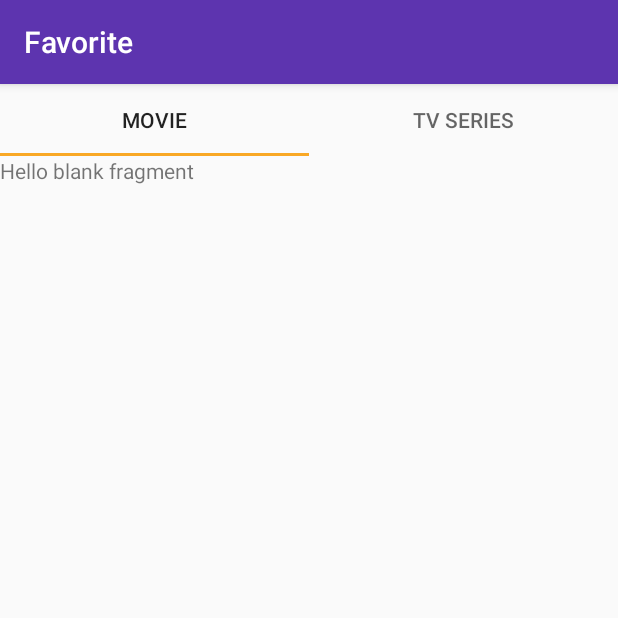
After one commit to roningrum/WeSeeMovie, an Android app: the fragment FavoriteFragment shown on its own in the app's theme, on a phone screen of 412 x 824 dp, the top half of it. The commit adds this screen. Run offline under Robolectric (Android 15) with nearby library versions, the phone set to English and light mode, and no system bars; our stand-ins replace ButterKnife; Roboto replaces fonts that are not available here.

Commit message:
Update UI for Favorite

```diff
--- /dev/null
+++ b/app/src/main/java/com/roningrum/weseemovie/ui/favorit/FavoriteFragment.java
@@ -0,0 +1,63 @@
+package com.roningrum.weseemovie.ui.favorit;
+
+
+import android.os.Bundle;
+import android.view.LayoutInflater;
+import android.view.View;
+import android.view.ViewGroup;
+
+import androidx.annotation.NonNull;
+import androidx.annotation.Nullable;
+import androidx.appcompat.widget.Toolbar;
+import androidx.fragment.app.Fragment;
+import androidx.viewpager.widget.ViewPager;
+
+import com.google.android.material.tabs.TabLayout;
+import com.roningrum.weseemovie.R;
+import com.roningrum.weseemovie.ui.favorit.tab.ViewPagerAdapter;
+
+import butterknife.BindView;
+import butterknife.ButterKnife;
+
+/**
+ * A simple {@link Fragment} subclass.
+ */
+public class FavoriteFragment extends Fragment {
+    @BindView(R.id.tab_layout)
+    TabLayout tabLayout;
+    @BindView(R.id.view_pager)
+    ViewPager viewPager;
+    @BindView(R.id.toolbar)
+    Toolbar favToolbar;
+
+    public FavoriteFragment() {
+        // Required empty public constructor
+    }
+
+    public static Fragment newInstance() {
+        return new FavoriteFragment();
+    }
+
+
+    @Override
+    public View onCreateView(LayoutInflater inflater, ViewGroup container,
+                             Bundle savedInstanceState) {
+        // Inflate the layout for this fragment
+        setHasOptionsMenu(true);
+        return inflater.inflate(R.layout.fragment_favorite, container, false);
+    }
+
+    @Override
+    public void onViewCreated(@NonNull View view, @Nullable Bundle savedInstanceState) {
+        super.onViewCreated(view, savedInstanceState);
+        ButterKnife.bind(this, view);
+
+        ViewPagerAdapter favViewPageAdapter = new ViewPagerAdapter(getChildFragmentManager());
+        favViewPageAdapter.addFragment(new MovieFavFragment(), getString(R.string.movie));
+        favViewPageAdapter.addFragment(new TvFavFragment(), getString(R.string.tv_series));
+
+        viewPager.setAdapter(favViewPageAdapter);
+        tabLayout.setupWithViewPager(viewPager);
+        favToolbar.setTitleTextColor(getResources().getColor(android.R.color.white));
+    }
+}
--- /dev/null
+++ b/app/src/main/java/com/roningrum/weseemovie/ui/favorit/MovieFavFragment.java
@@ -0,0 +1,31 @@
+package com.roningrum.weseemovie.ui.favorit;
+
+
+import android.os.Bundle;
+import android.view.LayoutInflater;
+import android.view.View;
+import android.view.ViewGroup;
+
+import androidx.fragment.app.Fragment;
+
+import com.roningrum.weseemovie.R;
+
+/**
+ * A simple {@link Fragment} subclass.
+ */
+public class MovieFavFragment extends Fragment {
+
+
+    public MovieFavFragment() {
+        // Required empty public constructor
+    }
+
+
+    @Override
+    public View onCreateView(LayoutInflater inflater, ViewGroup container,
+                             Bundle savedInstanceState) {
+        // Inflate the layout for this fragment
+        return inflater.inflate(R.layout.fragment_favorite_movie, container, false);
+    }
+
+}
--- /dev/null
+++ b/app/src/main/java/com/roningrum/weseemovie/ui/favorit/TvFavFragment.java
@@ -0,0 +1,30 @@
+package com.roningrum.weseemovie.ui.favorit;
+
+import android.os.Bundle;
+import android.view.LayoutInflater;
+import android.view.View;
+import android.view.ViewGroup;
+
+import androidx.fragment.app.Fragment;
+
+import com.roningrum.weseemovie.R;
+
+/**
+ * A simple {@link Fragment} subclass.
+ */
+public class TvFavFragment extends Fragment {
+
+
+    public TvFavFragment() {
+        // Required empty public constructor
+    }
+
+
+    @Override
+    public View onCreateView(LayoutInflater inflater, ViewGroup container,
+                             Bundle savedInstanceState) {
+        // Inflate the layout for this fragment
+        return inflater.inflate(R.layout.fragment_favorite_tv, container, false);
+    }
+
+}
--- /dev/null
+++ b/app/src/main/java/com/roningrum/weseemovie/ui/favorit/tab/ViewPagerAdapter.java
@@ -0,0 +1,41 @@
+package com.roningrum.weseemovie.ui.favorit.tab;
+
+import androidx.annotation.NonNull;
+import androidx.annotation.Nullable;
+import androidx.fragment.app.Fragment;
+import androidx.fragment.app.FragmentManager;
+import androidx.fragment.app.FragmentPagerAdapter;
+
+import java.util.ArrayList;
+import java.util.List;
+
+public class ViewPagerAdapter extends FragmentPagerAdapter {
+    private List<Fragment> fragmentList = new ArrayList<>();
+    private List<String> fragmentTitleList = new ArrayList<>();
+
+    public ViewPagerAdapter(@NonNull FragmentManager fm) {
+        super(fm);
+    }
+
+    public void addFragment(Fragment fragment, String title) {
+        fragmentList.add(fragment);
+        fragmentTitleList.add(title);
+    }
+
+    @NonNull
+    @Override
+    public Fragment getItem(int position) {
+        return fragmentList.get(position);
+    }
+
+    @Nullable
+    @Override
+    public CharSequence getPageTitle(int position) {
+        return fragmentTitleList.get(position);
+    }
+
+    @Override
+    public int getCount() {
+        return fragmentList.size();
+    }
+}
--- a/app/src/main/java/com/roningrum/weseemovie/ui/home/HomeMenuActivity.java
+++ b/app/src/main/java/com/roningrum/weseemovie/ui/home/HomeMenuActivity.java
@@ -8,6 +8,7 @@ import androidx.fragment.app.FragmentTransaction;
 
 import com.google.android.material.bottomnavigation.BottomNavigationView;
 import com.roningrum.weseemovie.R;
+import com.roningrum.weseemovie.ui.favorit.FavoriteFragment;
 import com.roningrum.weseemovie.ui.movie.MovieListFragment;
 import com.roningrum.weseemovie.ui.tv.TVShowListFragment;
 
@@ -22,6 +23,8 @@ public class HomeMenuActivity extends AppCompatActivity {
             fragment = MovieListFragment.newInstance();
         } else if (menuItem.getItemId() == R.id.nav_tv_menu) {
             fragment = TVShowListFragment.newInstance();
+        } else if (menuItem.getItemId() == R.id.nav_fav_menu) {
+            fragment = FavoriteFragment.newInstance();
         }
 
         if (fragment != null) {
--- a/app/src/main/java/com/roningrum/weseemovie/ui/tv/TVShowViewModel.java
+++ b/app/src/main/java/com/roningrum/weseemovie/ui/tv/TVShowViewModel.java
@@ -9,7 +9,7 @@ import com.roningrum.weseemovie.data.source.MovieRepository;
 import java.util.List;
 
 public class TVShowViewModel extends ViewModel {
-    private final MovieRepository movieRepository;
+    private MovieRepository movieRepository;
 
     public TVShowViewModel(MovieRepository mMovieRepository) {
         this.movieRepository = mMovieRepository;
--- /dev/null
+++ b/app/src/main/res/layout/fragment_favorite.xml
@@ -0,0 +1,33 @@
+<RelativeLayout xmlns:android="http://schemas.android.com/apk/res/android"
+    xmlns:app="http://schemas.android.com/apk/res-auto"
+    xmlns:tools="http://schemas.android.com/tools"
+    android:layout_width="match_parent"
+    android:layout_height="match_parent"
+    tools:context="com.roningrum.weseemovie.ui.favorit.FavoriteFragment">
+
+    <com.google.android.material.appbar.AppBarLayout
+        android:id="@+id/appbar_layout"
+        android:layout_width="match_parent"
+        android:layout_height="wrap_content">
+
+        <androidx.appcompat.widget.Toolbar
+            android:id="@+id/toolbar"
+            android:layout_width="match_parent"
+            android:layout_height="?attr/actionBarSize"
+            android:theme="@style/AppTheme"
+            app:title="@string/favorite_menu"
+            app:titleTextColor="@android:color/white" />
+    </com.google.android.material.appbar.AppBarLayout>
+
+    <com.google.android.material.tabs.TabLayout
+        android:id="@+id/tab_layout"
+        android:layout_width="match_parent"
+        android:layout_height="wrap_content"
+        android:layout_below="@+id/appbar_layout" />
+
+    <androidx.viewpager.widget.ViewPager
+        android:id="@+id/view_pager"
+        android:layout_width="match_parent"
+        android:layout_height="match_parent"
+        android:layout_below="@+id/tab_layout" />
+</RelativeLayout>
--- /dev/null
+++ b/app/src/main/res/layout/fragment_favorite_movie.xml
@@ -0,0 +1,13 @@
+<FrameLayout xmlns:android="http://schemas.android.com/apk/res/android"
+    xmlns:tools="http://schemas.android.com/tools"
+    android:layout_width="match_parent"
+    android:layout_height="match_parent"
+    tools:context="com.roningrum.weseemovie.ui.favorit.MovieFavFragment">
+
+    <!-- TODO: Update blank fragment layout -->
+    <TextView
+        android:layout_width="match_parent"
+        android:layout_height="match_parent"
+        android:text="@string/hello_blank_fragment" />
+
+</FrameLayout>
--- a/app/src/main/res/menu/bottom_nav_menu.xml
+++ b/app/src/main/res/menu/bottom_nav_menu.xml
@@ -11,5 +11,9 @@
         android:id="@+id/nav_tv_menu"
         android:icon="@drawable/ic_tv"
         android:title="@string/tv_series" />
+    <item
+        android:id="@+id/nav_fav_menu"
+        android:icon="@drawable/ic_favorite_menu"
+        android:title="@string/favorite_menu" />
 
 </menu>
--- a/app/src/main/res/values/strings.xml
+++ b/app/src/main/res/values/strings.xml
@@ -11,4 +11,8 @@
     <string name="minute">minute</string>
     <string name="season">season</string>
 
+    <!-- TODO: Remove or change this placeholder text -->
+    <string name="hello_blank_fragment">Hello blank fragment</string>
+    <string name="favorite_menu">Favorite</string>
+
 </resources>
```
Also changed, not shown: app/src/main/res/drawable/ic_favorite_border.xml (added, +10 -0 lines), app/src/main/res/drawable/ic_favorite_menu.xml (added, +10 -0 lines), app/src/main/res/drawable/ic_favorited.xml (added, +10 -0 lines), app/src/main/res/layout/fragment_favorite_tv.xml (added, +13 -0 lines), app/src/main/res/menu/fav_detail_menu.xml (added, +9 -0 lines).
